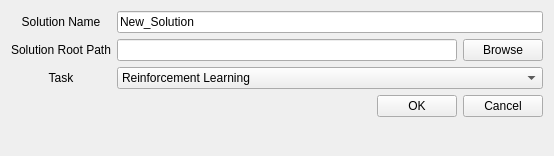
Before: the Qt Designer form ui/designer/create_solution.ui in MuJiRaengI/MJRI_AI_SW, drawn with Qt 5.
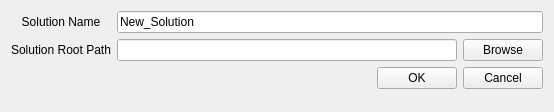
After: the same form once the commit is applied.

What changed in the file:
```diff
--- a/ui/designer/create_solution.ui
+++ b/ui/designer/create_solution.ui
@@ -7,7 +7,7 @@
     <x>0</x>
     <y>0</y>
     <width>554</width>
-    <height>156</height>
+    <height>112</height>
    </rect>
   </property>
   <property name="windowTitle">
@@ -66,28 +66,6 @@
          <property name="text">
           <string>Solution Root Path</string>
          </property>
-         <property name="alignment">
-          <set>Qt::AlignmentFlag::AlignCenter</set>
-         </property>
-        </widget>
-       </item>
-       <item row="2" column="0">
-        <widget class="QLabel" name="label_3">
-         <property name="text">
-          <string>Task</string>
-         </property>
-         <property name="alignment">
-          <set>Qt::AlignmentFlag::AlignCenter</set>
-         </property>
-        </widget>
-       </item>
-       <item row="2" column="1" colspan="2">
-        <widget class="QComboBox" name="cbox_task">
-         <item>
-          <property name="text">
-           <string>Reinforcement Learning</string>
-          </property>
-         </item>
         </widget>
        </item>
       </layout>
```
Left out of the diff: 27 changed lines with no effect on the pictures.
